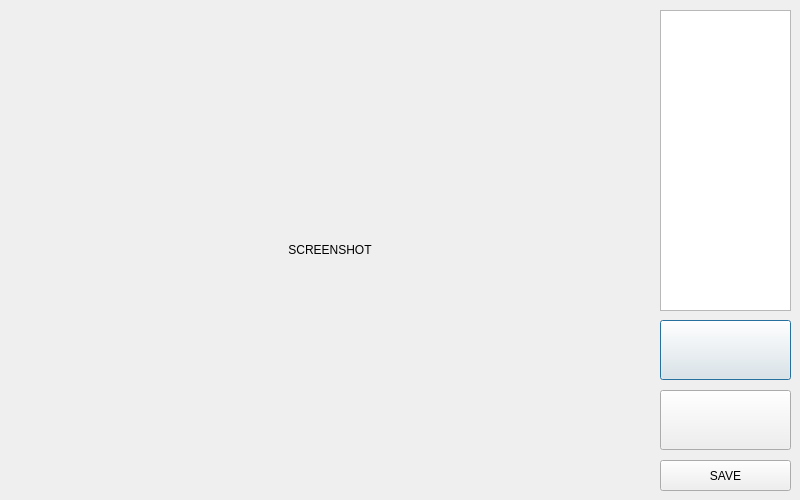
The window that QTFormApp/toolwindow.ui (VASoftLab/QTFormApp) describes before a commit, drawn with Qt 5.
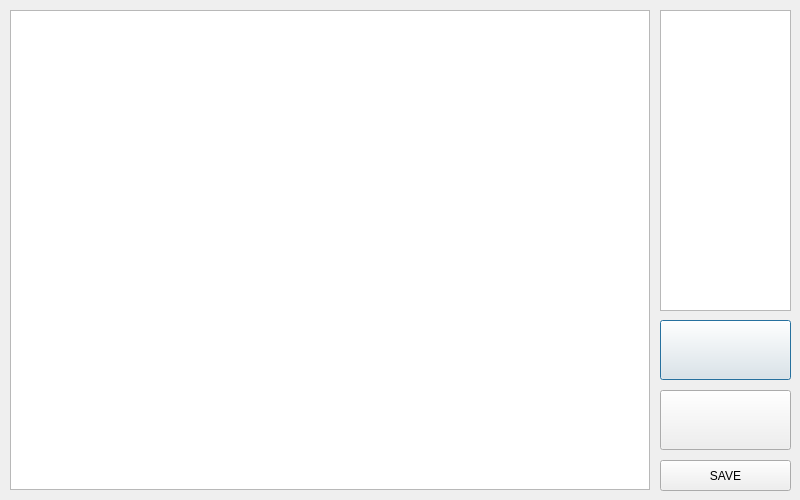
The same window after the commit.

Commit message: Custom QGraphicsScene component added. Basic line drawing implemented

```diff
--- a/QTFormApp/toolwindow.ui
+++ b/QTFormApp/toolwindow.ui
@@ -13,28 +13,6 @@
   <property name="windowTitle">
    <string>Tool Window</string>
   </property>
-  <widget class="QLabel" name="lblScreenshot">
-   <property name="geometry">
-    <rect>
-     <x>10</x>
-     <y>10</y>
-     <width>640</width>
-     <height>480</height>
-    </rect>
-   </property>
-   <property name="autoFillBackground">
-    <bool>true</bool>
-   </property>
-   <property name="styleSheet">
-    <string notr="true"/>
-   </property>
-   <property name="text">
-    <string>SCREENSHOT</string>
-   </property>
-   <property name="alignment">
-    <set>Qt::AlignCenter</set>
-   </property>
-  </widget>
   <widget class="QPushButton" name="btn2D">
    <property name="geometry">
     <rect>
@@ -84,6 +62,22 @@
     </rect>
    </property>
   </widget>
+  <widget class="QGraphicsView" name="graphicsView">
+   <property name="geometry">
+    <rect>
+     <x>10</x>
+     <y>10</y>
+     <width>640</width>
+     <height>480</height>
+    </rect>
+   </property>
+   <property name="verticalScrollBarPolicy">
+    <enum>Qt::ScrollBarAlwaysOff</enum>
+   </property>
+   <property name="horizontalScrollBarPolicy">
+    <enum>Qt::ScrollBarAlwaysOff</enum>
+   </property>
+  </widget>
  </widget>
  <resources/>
  <connections/>
```
The commit also changes 9 other files.
